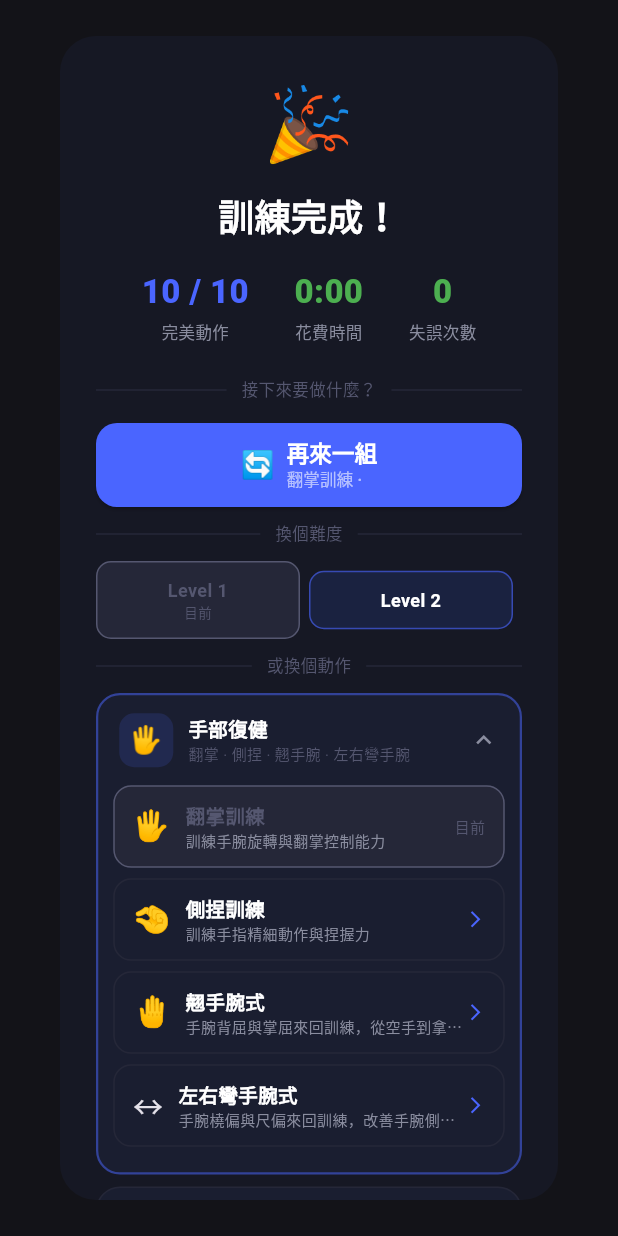
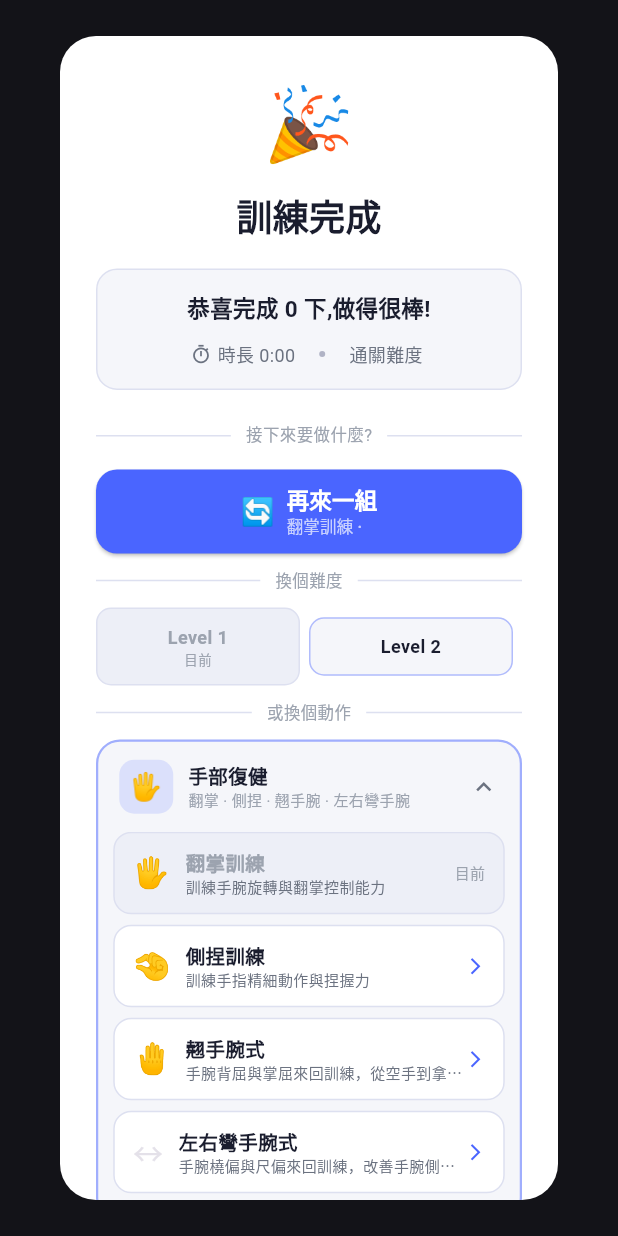
Before and after one commit to Yang20040522/tkuim_project, a Flutter app: the CompletionDialog widget shown alone on an empty page, opened directly with sample values from the repository, on a phone screen of 412 x 824 dp. Run offline on Flutter 3.47's test engine with Material 3 defaults, Android fonts, the light colour scheme and no system bars; our stand-ins replace camera, flutter_tts, shared_preferences; missing offline and left inert: model_viewer_plus, onnxruntime_v2; accounts and stored records are empty.

Commit message:
UI 統一白色系 + 暫停 dialog + 手部按結束跳 dialog + 點選動作可取消 + 全身存紀錄 + 3D 左右手 tab + 手部閃退修復

```diff
--- a/lib/widgets/completion_dialog.dart
+++ b/lib/widgets/completion_dialog.dart
@@ -3,21 +3,21 @@
 import 'package:flutter/material.dart';
 import '../models/training_action.dart';
 
-// 手部動作清單（與 home_screen 同步）
+// 手部動作清單(與 home_screen 同步)
 const _handActions = [
   ActionType.turnPalm,
   ActionType.sidePinch,
-  ActionType.wristExtension,  // ✅ 補上翹手腕
-  ActionType.wristSideBend,   // ✅ 補上左右彎手腕
+  ActionType.wristExtension,
+  ActionType.wristSideBend,
 ];
 
-// 全身動作清單（與 home_screen 同步）
+// 全身動作清單(與 home_screen 同步)
 const _bodyActions = [
   ActionType.wipeBody,
   ActionType.drawCircle,
   ActionType.reach,
-  ActionType.raiseBothArms,   // ✅ 補上雙手抬舉
-  ActionType.elbowForward,    // ✅ 補上交扣手肘前伸
+  ActionType.raiseBothArms,
+  ActionType.elbowForward,
   ActionType.bodyTest,
 ];
 
@@ -32,7 +32,7 @@ class CompletionDialog extends StatelessWidget {
   final DifficultyOption currentDifficulty;
   final void Function(TrainingAction action, DifficultyOption difficulty) onStartNew;
 
-  /// 暫停模式:不顯示成績、標題改「已暫停」、隱藏失誤
+  /// 暫停模式:標題改「訓練暫停」、文案改成「剛剛做了 X 下,辛苦了」
   final bool isPaused;
 
   const CompletionDialog({
@@ -45,17 +45,17 @@ class CompletionDialog extends StatelessWidget {
     required this.currentAction,
     required this.currentDifficulty,
     required this.onStartNew,
-    this.isPaused = false,    // 預設 false,完成模式
+    this.isPaused = false,
   });
 
   @override
   Widget build(BuildContext context) {
-    final perfectCount = (10 - mistakeLogs.length).clamp(0, 10);
     final minutes = durationSeconds ~/ 60;
     final seconds = durationSeconds % 60;
+    final timeText = '$minutes:${seconds.toString().padLeft(2, '0')}';
 
     return Dialog(
-      backgroundColor: const Color(0xFF161824),
+      backgroundColor: Colors.white,
       shape: RoundedRectangleBorder(borderRadius: BorderRadius.circular(24)),
       child: SingleChildScrollView(
         child: Padding(
@@ -66,40 +66,22 @@ class CompletionDialog extends StatelessWidget {
               Text(isPaused ? '⏸️' : '🎉', style: const TextStyle(fontSize: 48)),
               const SizedBox(height: 10),
               Text(
-                isPaused ? '已暫停' : '訓練完成！',
+                isPaused ? '訓練暫停' : '訓練完成',
                 style: const TextStyle(
-                    color: Colors.white,
+                    color: Color(0xFF1A1D2E),
                     fontSize: 24,
                     fontWeight: FontWeight.w900),
               ),
               const SizedBox(height: 18),
 
-              // ── 數據列(只在「完成模式」顯示)─────────────────────
-              if (!isPaused)
-                Row(
-                  mainAxisAlignment: MainAxisAlignment.spaceEvenly,
-                  children: [
-                    _statItem('完美動作', '$perfectCount / 10', const Color(0xFF4A65FF)),
-                    _statItem(
-                      '花費時間',
-                      '$minutes:${seconds.toString().padLeft(2, '0')}',
-                      const Color(0xFF4CAF50),
-                    ),
-                    _statItem(
-                      '失誤次數',
-                      '${mistakeLogs.length}',
-                      mistakeLogs.isEmpty
-                          ? const Color(0xFF4CAF50)
-                          : const Color(0xFFFF4B4B),
-                    ),
-                  ],
-                ),
+              // ── 資訊區:有溫度的文案 + 時長/難度 ───────────────────
+              _buildInfoBlock(timeText),
 
               const SizedBox(height: 22),
-              _divider(isPaused ? '想做什麼？' : '接下來要做什麼？'),
+              _divider(isPaused ? '想做什麼?' : '接下來要做什麼?'),
               const SizedBox(height: 14),
 
-              // ── 再來一組（相同動作+難度）───────────────────────────
+              // ── 再來一組(相同動作+難度)───────────────────────────
               _actionButton(
                 icon: '🔄',
                 label: isPaused ? '繼續訓練' : '再來一組',
@@ -109,7 +91,7 @@ class CompletionDialog extends StatelessWidget {
               ),
               const SizedBox(height: 10),
 
-              // ── 切換難度（相同動作的其他難度）──────────────────────
+              // ── 切換難度(相同動作的其他難度)──────────────────────
               if (currentAction.difficulties.length > 1) ...[
                 _divider('換個難度'),
                 const SizedBox(height: 10),
@@ -117,25 +99,16 @@ class CompletionDialog extends StatelessWidget {
                   action: currentAction,
                   currentDifficulty: currentDifficulty,
                   onSelect: (diff) => onStartNew(currentAction, diff),
-                  //onSelect: (diff) {
-                    //Navigator.of(context).pop();
-                    //onStartNew(currentAction, diff);
-
-                  //},
                 ),
                 const SizedBox(height: 10),
               ],
 
-              // ── 選其他動作（改成手部/全身兩個 Accordion）────────────
+              // ── 選其他動作(手部/全身兩個 Accordion)────────────────
               _divider('或換個動作'),
               const SizedBox(height: 10),
               _OtherActionsSection(
                 currentAction: currentAction,
                 onSelect: (action) => onStartNew(action, action.difficulties.first),
-                // onSelect: (action) {
-                  // Navigator.of(context).pop();
-                  // onStartNew(action, action.difficulties.first);
-                // },
               ),
 
               const SizedBox(height: 14),
@@ -147,14 +120,14 @@ class CompletionDialog extends StatelessWidget {
                 child: OutlinedButton(
                   onPressed: onHome,
                   style: OutlinedButton.styleFrom(
-                    side: const BorderSide(color: Color(0xFF252738)),
+                    side: const BorderSide(color: Color(0xFFDDE0F0)),
                     shape: RoundedRectangleBorder(
                         borderRadius: BorderRadius.circular(14)),
                   ),
                   child: const Text(
                     '🏠 回到首頁',
                     style: TextStyle(
-                        color: Color(0xFFD0D2E0),
+                        color: Color(0xFF374151),
                         fontSize: 15,
                         fontWeight: FontWeight.w600),
                   ),
@@ -167,30 +140,76 @@ class CompletionDialog extends StatelessWidget {
     );
   }
 
-  Widget _statItem(String label, String value, Color color) {
-    return Column(
-      children: [
-        Text(value,
-            style: TextStyle(
-                color: color, fontSize: 22, fontWeight: FontWeight.w900)),
-        const SizedBox(height: 4),
-        Text(label,
-            style: const TextStyle(color: Color(0xFF8A8D9F), fontSize: 11)),
-      ],
+  // ─── 資訊區:有溫度的文案 + 時長 + 難度 ───────────────────
+  Widget _buildInfoBlock(String timeText) {
+    final mainText = isPaused
+        ? '你剛剛做了 $repCount 下,辛苦了'
+        : '恭喜完成 $repCount 下,做得很棒!';
+    final difficultyPrefix = isPaused ? '目前難度' : '通關難度';
+
+    return Container(
+      padding: const EdgeInsets.symmetric(horizontal: 16, vertical: 14),
+      decoration: BoxDecoration(
+        color: const Color(0xFFF5F6FA),
+        borderRadius: BorderRadius.circular(14),
+        border: Border.all(color: const Color(0xFFDDE0F0)),
+      ),
+      child: Column(
+        children: [
+          Text(
+            mainText,
+            style: const TextStyle(
+              color: Color(0xFF1A1D2E),
+              fontSize: 15,
+              fontWeight: FontWeight.w700,
+            ),
+            textAlign: TextAlign.center,
+          ),
+          const SizedBox(height: 10),
+          Row(
+            mainAxisAlignment: MainAxisAlignment.center,
+            children: [
+              const Icon(Icons.timer_outlined,
+                  color: Color(0xFF6B7280), size: 14),
+              const SizedBox(width: 4),
+              Text(
+                '時長 $timeText',
+                style: const TextStyle(
+                    color: Color(0xFF6B7280), fontSize: 12),
+              ),
+              const SizedBox(width: 16),
+              Container(
+                width: 4,
+                height: 4,
+                decoration: const BoxDecoration(
+                  color: Color(0xFFB0B3C5),
+                  shape: BoxShape.circle,
+                ),
+              ),
+              const SizedBox(width: 16),
+              Text(
+                '$difficultyPrefix ${currentDifficulty.label}',
+                style: const TextStyle(
+                    color: Color(0xFF6B7280), fontSize: 12),
+              ),
+            ],
+          ),
+        ],
+      ),
     );
   }
 
   Widget _divider(String label) {
     return Row(
       children: [
-        Expanded(child: Container(height: 1, color: const Color(0xFF252738))),
+        Expanded(child: Container(height: 1, color: const Color(0xFFDDE0F0))),
         Padding(
           padding: const EdgeInsets.symmetric(horizontal: 10),
           child: Text(label,
               style: const TextStyle(
-                  color: Color(0xFF555770), fontSize: 11)),
+                  color: Color(0xFF9CA3AF), fontSize: 11)),
         ),
-        Expanded(child: Container(height: 1, color: const Color(0xFF252738))),
+        Expanded(child: Container(height: 1, color: const Color(0xFFDDE0F0))),
       ],
     );
   }
@@ -228,7 +247,7 @@ class CompletionDialog extends StatelessWidget {
                         fontWeight: FontWeight.w700)),
                 Text(subtitle,
                     style: const TextStyle(
-                        color: Colors.white60, fontSize: 11)),
+                        color: Colors.white70, fontSize: 11)),
               ],
             ),
           ],
@@ -263,13 +282,13 @@ class _DifficultyRow extends StatelessWidget {
               padding: const EdgeInsets.symmetric(vertical: 10, horizontal: 6),
               decoration: BoxDecoration(
                 color: isCurrent
-                    ? const Color(0xFF252738)
-                    : const Color(0xFF1A2240),
+                    ? const Color(0xFFEDEFF7)
+                    : const Color(0xFFF5F6FA),
                 borderRadius: BorderRadius.circular(10),
                 border: Border.all(
                   color: isCurrent
-                      ? const Color(0xFF555770)
-                      : const Color(0xFF4A65FF).withOpacity(0.6),
+                      ? const Color(0xFFDDE0F0)
+                      : const Color(0xFF4A65FF).withValues(alpha: 0.4),
                 ),
               ),
               child: Column(
@@ -278,8 +297,8 @@ class _DifficultyRow extends StatelessWidget {
                     diff.label,
                     style: TextStyle(
                       color: isCurrent
-                          ? const Color(0xFF555770)
-                          : Colors.white,
+                          ? const Color(0xFF9CA3AF)
+                          : const Color(0xFF1A1D2E),
                       fontSize: 12,
                       fontWeight: FontWeight.w700,
                     ),
@@ -288,7 +307,7 @@ class _DifficultyRow extends StatelessWidget {
                   if (isCurrent)
                     const Text('目前',
                         style: TextStyle(
-                            color: Color(0xFF555770), fontSize: 9)),
+                            color: Color(0xFF9CA3AF), fontSize: 9)),
                 ],
               ),
             ),
@@ -299,7 +318,7 @@ class _DifficultyRow extends StatelessWidget {
   }
 }
 
-// ── 其他動作選擇區（手部 + 全身兩個 Accordion）──────────────────────────────
+// ── 其他動作選擇區(手部 + 全身兩個 Accordion)──────────────────────────────
 class _OtherActionsSection extends StatefulWidget {
   final TrainingAction currentAction;
   final void Function(TrainingAction) onSelect;
@@ -320,7 +339,6 @@ class _OtherActionsSectionState extends State<_OtherActionsSection> {
   @override
   void initState() {
     super.initState();
-    // 預設展開目前動作所在的分類
     _handExpanded = _handActions.contains(widget.currentAction.type);
     _bodyExpanded = _bodyActions.contains(widget.currentAction.type);
   }
@@ -329,7 +347,6 @@ class _OtherActionsSectionState extends State<_OtherActionsSection> {
   Widget build(BuildContext context) {
     return Column(
       children: [
-        // ── 手部復健 Accordion ────────────────────────────────────
         _buildAccordion(
           title: '手部復健',
           icon: '🖐️',
@@ -342,8 +359,6 @@ class _OtherActionsSectionState extends State<_OtherActionsSection> {
               .toList(),
         ),
         const SizedBox(height: 8),
-
-        // ── 全身復健 Accordion ────────────────────────────────────
         _buildAccordion(
           title: '全身復健',
           icon: '🦴',
@@ -372,12 +387,12 @@ class _OtherActionsSectionState extends State<_OtherActionsSection> {
     return AnimatedContainer(
       duration: const Duration(milliseconds: 250),
       decoration: BoxDecoration(
-        color: const Color(0xFF1A1E30),
+        color: const Color(0xFFF5F6FA),
         borderRadius: BorderRadius.circular(16),
         border: Border.all(
           color: isExpanded
-              ? const Color(0xFF4A65FF).withOpacity(0.5)
-              : const Color(0xFF252738),
+              ? const Color(0xFF4A65FF).withValues(alpha: 0.5)
+              : const Color(0xFFDDE0F0),
           width: isExpanded ? 1.5 : 1,
         ),
       ),
@@ -395,8 +410,8 @@ class _OtherActionsSectionState extends State<_OtherActionsSection> {
                     height: 36,
                     decoration: BoxDecoration(
                       color: isExpanded
-                          ? const Color(0xFF4A65FF).withOpacity(0.15)
-                          : const Color(0xFF252738),
+                          ? const Color(0xFF4A65FF).withValues(alpha: 0.15)
+                          : const Color(0xFFEDEFF7),
                       borderRadius: BorderRadius.circular(10),
                     ),
                     child: Center(
@@ -410,14 +425,14 @@ class _OtherActionsSectionState extends State<_OtherActionsSection> {
                         Text(title,
                             style: TextStyle(
                               color: isExpanded
-                                  ? Colors.white
-                                  : const Color(0xFFD0D2E0),
+                                  ? const Color(0xFF1A1D2E)
+                                  : const Color(0xFF374151),
                               fontSize: 13,
                               fontWeight: FontWeight.w800,
                             )),
                         Text(subtitle,
                             style: const TextStyle(
-                                color: Color(0xFF555770), fontSize: 10)),
+                                color: Color(0xFF9CA3AF), fontSize: 10)),
                       ],
                     ),
                   ),
@@ -425,7 +440,7 @@ class _OtherActionsSectionState extends State<_OtherActionsSection> {
                     turns: isExpanded ? 0.5 : 0,
                     duration: const Duration(milliseconds: 250),
                     child: const Icon(Icons.keyboard_arrow_down,
-                        color: Color(0xFF8A8D9F), size: 20),
+                        color: Color(0xFF6B7280), size: 20),
                   ),
                 ],
               ),
@@ -456,13 +471,13 @@ class _OtherActionsSectionState extends State<_OtherActionsSection> {
         padding: const EdgeInsets.symmetric(horizontal: 12, vertical: 10),
         decoration: BoxDecoration(
           color: isCurrent
-              ? const Color(0xFF252738)
-              : const Color(0xFF1A1E30),
+              ? const Color(0xFFEDEFF7)
+              : Colors.white,
           borderRadius: BorderRadius.circular(12),
           border: Border.all(
             color: isCurrent
-                ? const Color(0xFF555770)
-                : const Color(0xFF252738),
+                ? const Color(0xFFDDE0F0)
+                : const Color(0xFFDDE0F0),
           ),
         ),
         child: Row(
@@ -476,14 +491,14 @@ class _OtherActionsSectionState extends State<_OtherActionsSection> {
                   Text(action.name,
                       style: TextStyle(
                         color: isCurrent
-                            ? const Color(0xFF555770)
-                            : Colors.white,
+                            ? const Color(0xFF9CA3AF)
+                            : const Color(0xFF1A1D2E),
                         fontSize: 13,
                         fontWeight: FontWeight.w700,
                       )),
                   Text(action.description,
                       style: const TextStyle(
-                          color: Color(0xFF8A8D9F), fontSize: 10),
+                          color: Color(0xFF6B7280), fontSize: 10),
                       maxLines: 1,
                       overflow: TextOverflow.ellipsis),
                 ],
@@ -491,7 +506,7 @@ class _OtherActionsSectionState extends State<_OtherActionsSection> {
             ),
             if (isCurrent)
               const Text('目前',
-                  style: TextStyle(color: Color(0xFF555770), fontSize: 10))
+                  style: TextStyle(color: Color(0xFF9CA3AF), fontSize: 10))
             else
               const Icon(Icons.arrow_forward_ios,
                   color: Color(0xFF4A65FF), size: 13),
```
Also changed, not shown: lib/controllers/rehab_session_controller.dart (+13 -0 lines), lib/features/demo/demo_library_screen.dart (+72 -10 lines), lib/features/rehab/body_training_screen.dart (+57 -43 lines), lib/features/rehab/training_screen.dart (+56 -9 lines), lib/features/training/action_list_screen.dart (+8 -2 lines), lib/widgets/training_overlays.dart (+14 -14 lines), 2 other files.
